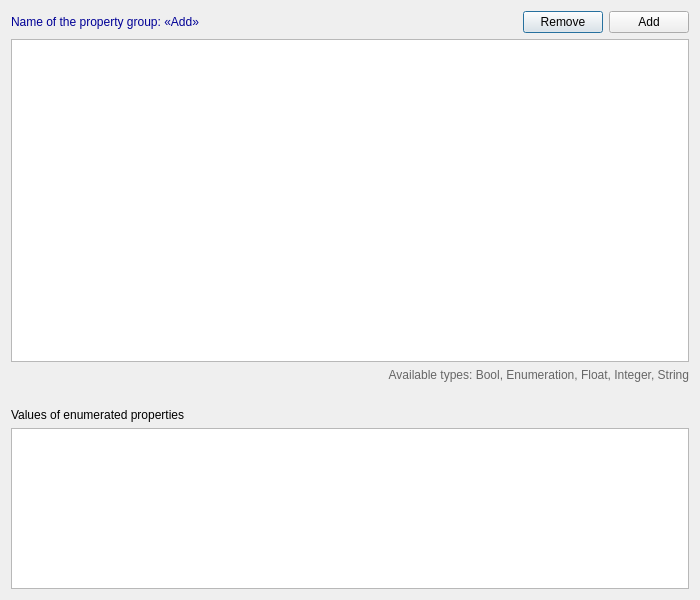
GS90/addFC, file addon/addFC/ui/pref_uProp.ui: the form before one commit.
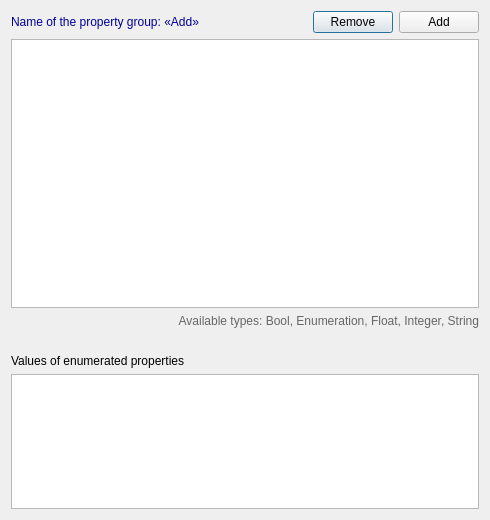
The form after the commit.

```diff
--- a/addon/addFC/ui/pref_uProp.ui
+++ b/addon/addFC/ui/pref_uProp.ui
@@ -7,16 +7,10 @@
    <rect>
     <x>0</x>
     <y>0</y>
-    <width>700</width>
-    <height>600</height>
+    <width>490</width>
+    <height>520</height>
    </rect>
   </property>
-  <property name="minimumSize">
-   <size>
-    <width>700</width>
-    <height>600</height>
-   </size>
-  </property>
   <property name="windowTitle">
    <string>Properties</string>
   </property>
```
